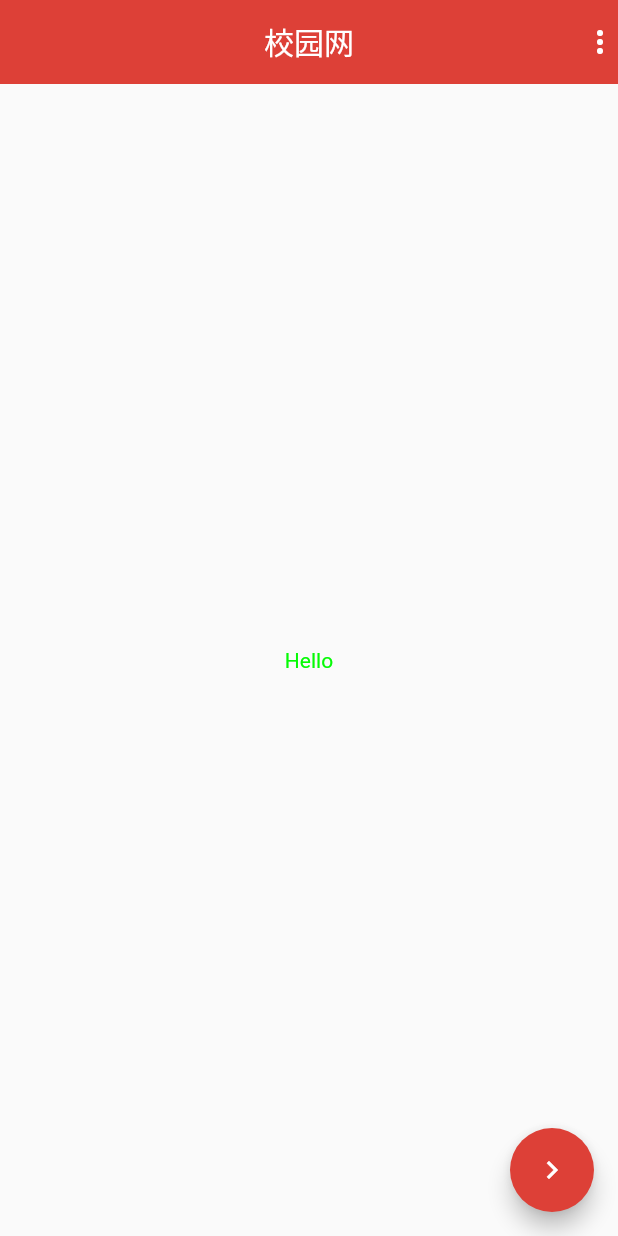
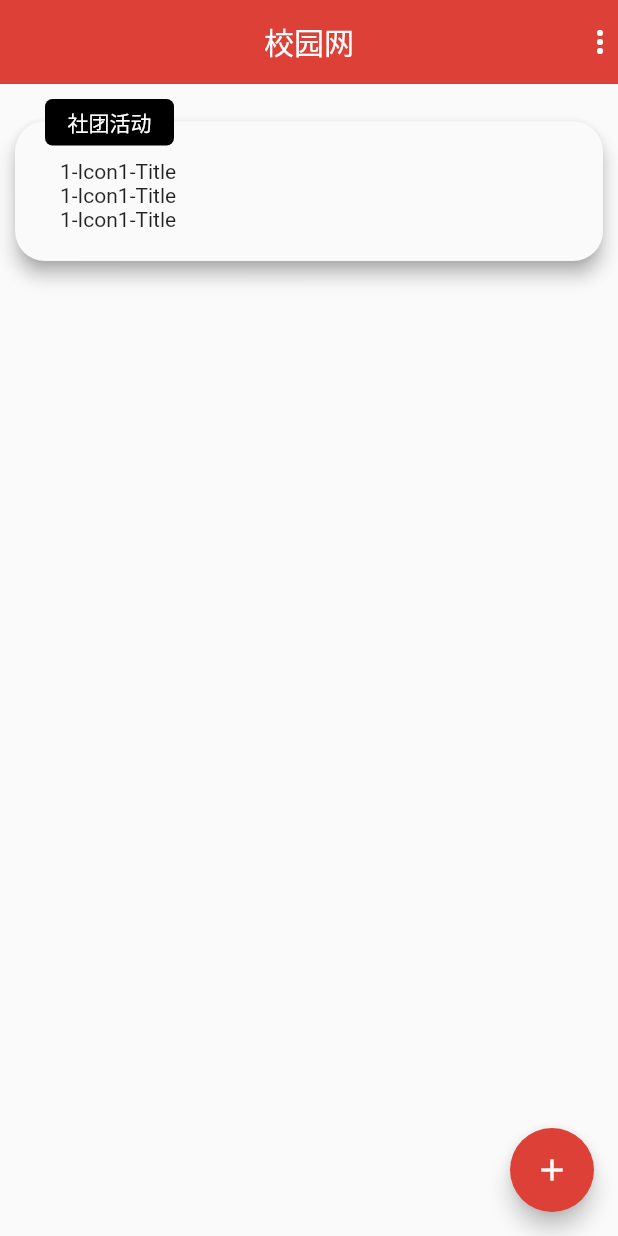
Before and after one commit to JmyChen/xyw.link, a Flutter app: the screen it shows after launch, on a phone screen of 412 x 824 dp. Run offline on Flutter 3.47's test engine with Material 2 defaults, Android fonts, the phone set to English and light mode, and no system bars.

```diff
--- a/project/lib/page/app/home/view.dart
+++ b/project/lib/page/app/home/view.dart
@@ -14,16 +14,19 @@ class _PageHomeState extends State<PageHome> {
         appBar: app.componet.appBar.getNew(app.config.appName,action: <Widget>[
           Icon(Icons.more_vert)
         ]),
-        body: Center(
-          child: Text(
-            "Hello",
-            style: TextStyle(
-              color: Color.fromARGB(250, 0, 250, 0),
-            ),
-          ),
+        body: Container(
+          child: Column(
+            children: <Widget>[
+              Container(
+                width: double.infinity,
+                padding: EdgeInsets.all(10),
+                child: CardIteam("社团活动",Line()),
+              )
+            ],
+          )
         ),
         floatingActionButton: FloatingActionButton(
-          child: Icon(Icons.navigate_next),
+          child: Icon(Icons.add),
           onPressed: (){
             app.router.go(context, app.page.wifi);
           },
@@ -32,3 +35,99 @@ class _PageHomeState extends State<PageHome> {
     );
   }
 }
+
+
+class CardIteam extends StatelessWidget {
+
+  final String title;
+  final Widget content;
+
+  CardIteam(this.title,this.content);
+
+  @override
+  Widget build(BuildContext context) {
+    return(
+      Container(
+        child: Stack(
+          children: <Widget>[
+            Positioned(
+              child: Container(
+                padding: EdgeInsets.only(top: 15),
+                child: Material(
+                  elevation: 5,
+                  shadowColor: Colors.grey,
+                  borderRadius: BorderRadius.circular(20),
+                  child: Container(
+                    padding: EdgeInsets.fromLTRB(30, 25, 30, 20),
+                    child: content,
+                  ),
+                ),
+              ),
+            ),
+            Positioned(
+              child: Container(
+                margin: EdgeInsets.only(left: 20),
+                padding: EdgeInsets.fromLTRB(15, 5, 15, 5),
+                decoration: BoxDecoration(
+                  color: Colors.black,
+                  borderRadius: BorderRadius.circular(5)
+                ),
+                child: Text("$title",style: TextStyle(color: Colors.white),),
+              ),
+            ),
+          ],
+        ),
+      )
+    );
+  }
+}
+
+class Line extends StatelessWidget {
+  @override
+  Widget build(BuildContext context) {
+    return(
+      Container(
+        child: Column(
+          children: <Widget>[
+            Container(
+              child: Row(
+                children: <Widget>[
+                  Container(
+                    child: Text("1-Icon"),
+                  ),
+                  Container(
+                    child: Text("1-Title"),
+                  ),
+                ],
+              ),
+            ),
+            Container(
+              child: Row(
+                children: <Widget>[
+                  Container(
+                    child: Text("1-Icon"),
+                  ),
+                  Container(
+                    child: Text("1-Title"),
+                  ),
+                ],
+              ),
+            ),
+            Container(
+              child: Row(
+                children: <Widget>[
+                  Container(
+                    child: Text("1-Icon"),
+                  ),
+                  Container(
+                    child: Text("1-Title"),
+                  ),
+                ],
+              ),
+            ),
+          ],
+        ),
+      )
+    );
+  }
+}
--- a/project/lib/page/index.dart
+++ b/project/lib/page/index.dart
@@ -3,7 +3,6 @@ import 'package:flutter/material.dart';
 import 'package:project/page/app/view.dart';
 import 'package:project/page/app/home/view.dart';
 import 'package:project/page/app/wifi/view.dart';
-
 
 class AppPageList {
 
--- a/project/pubspec.yaml
+++ b/project/pubspec.yaml
@@ -66,3 +66,7 @@ flutter:
   #
   # For details regarding fonts from package dependencies,
   # see https://flutter.io/custom-fonts/#from-packages
+  fonts:
+    - family: IconFont
+      fonts:
+        - asset: res/font/iconfont.ttf
```
Also changed, not shown: project/res/font/iconfont.ttf (added), 1 other file.
